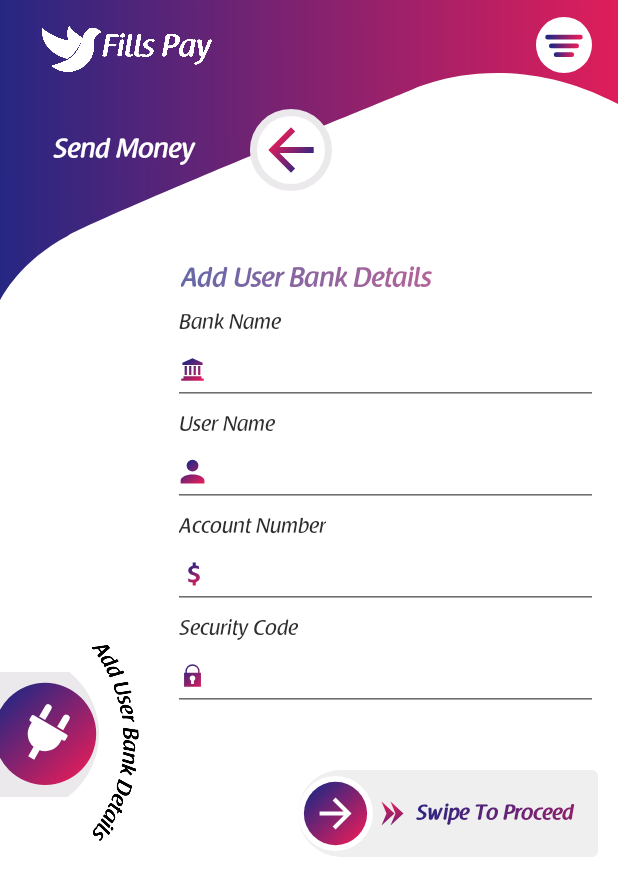
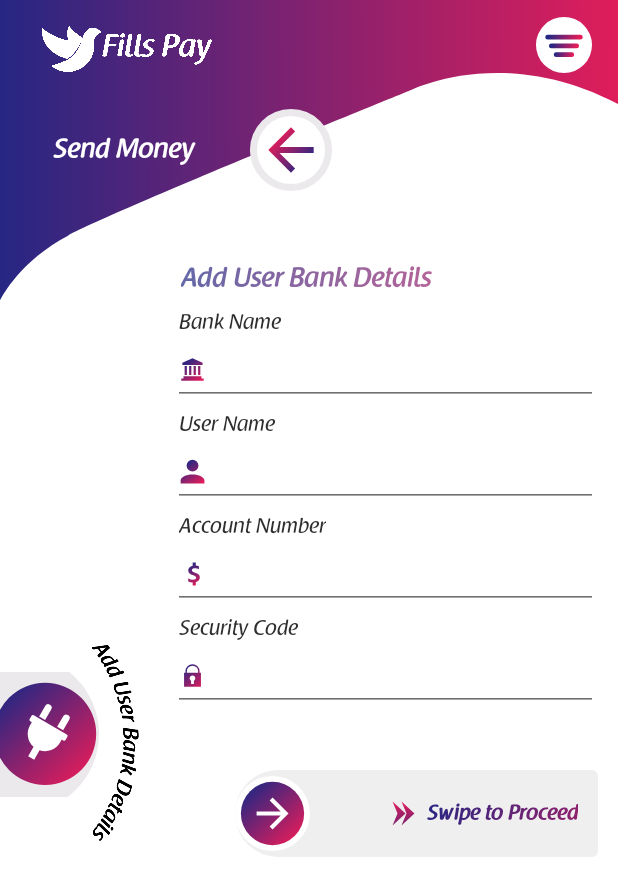
Before and after one commit to marasamallikarjuna/fill, an Android app: the fragment SendMoneyFragTwo placed in its activity, on a phone screen of 412 x 824 dp. Shown: the top 896 px of the screen. Run offline under Robolectric (Android 15) with nearby library versions, the phone set to English and light mode, and no system bars; our stand-ins replace sdp/ssp sizes; Roboto replaces fonts that are not available here.

Commit message:
SwipeButton

```diff
--- a/app/src/main/java/com/mi/fillspay/utilities/SwipeButton.java
+++ b/app/src/main/java/com/mi/fillspay/utilities/SwipeButton.java
@@ -126,7 +126,6 @@ public class SwipeButton extends RelativeLayout {
         layoutParamsButton.addRule(RelativeLayout.CENTER_VERTICAL, RelativeLayout.TRUE);
         //   swipeButton.setBackground(ContextCompat.getDrawable(context, R.drawable.swipe_shape_button));
         swipeButton.setImageDrawable(disabledDrawable);
-        //  swipeButton.setPadding(0,0,0,0);
         addView(swipeButton, layoutParamsButton);
         setOnTouchListener(getButtonTouchListener());
 
--- a/app/src/main/res/layout/content_send_money.xml
+++ b/app/src/main/res/layout/content_send_money.xml
@@ -108,7 +108,8 @@
         android:id="@+id/swipe_sendmoney"
         android:layout_marginTop="@dimen/_30sdp"
         android:layout_gravity="end"
-        android:layout_marginStart="@dimen/_64sdp"
+        app:swipeText="Swipe to Proceed"
+        android:layout_marginStart="@dimen/_32sdp"
         android:layout_width="match_parent"
         android:layout_height="wrap_content" />
 
```
